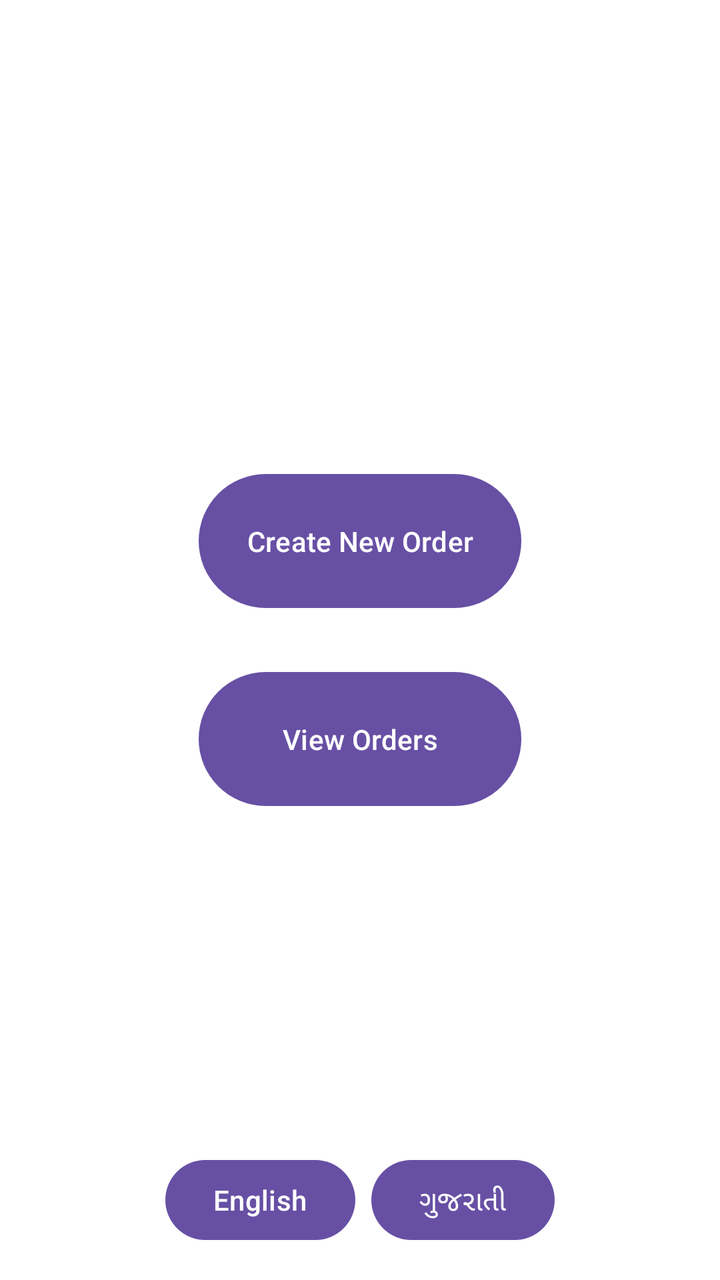
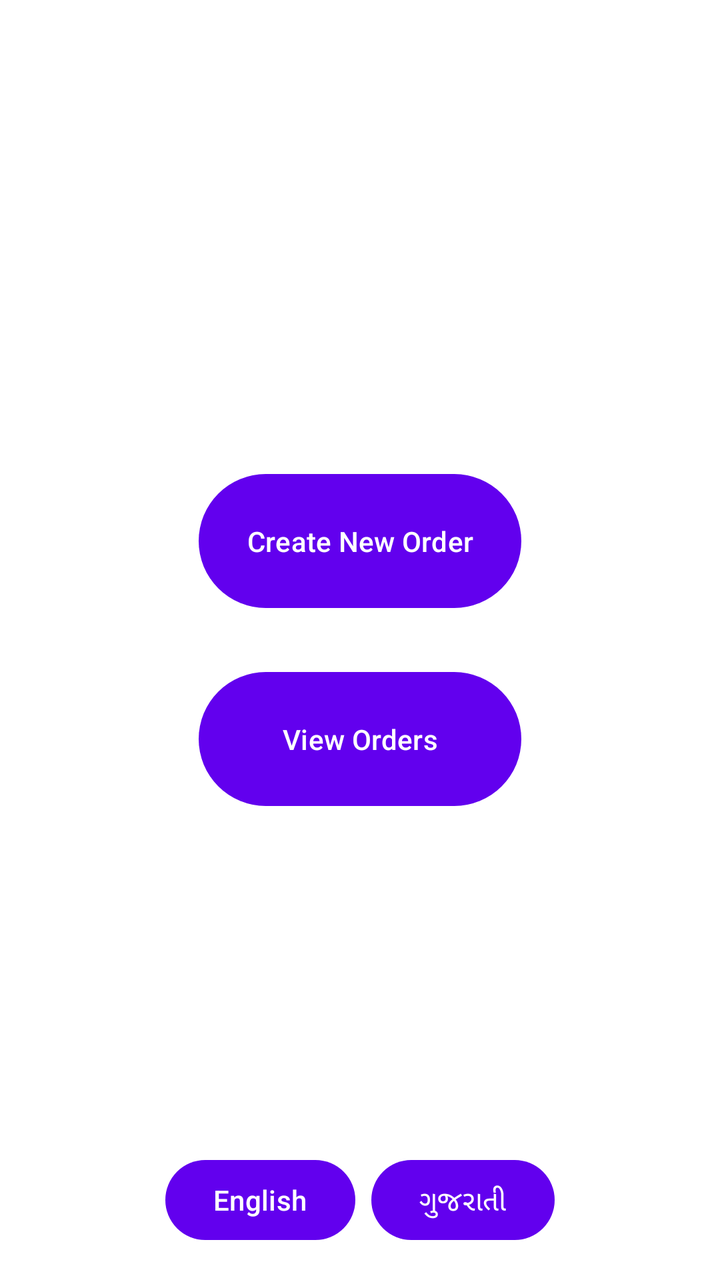

Compare the two renders of this Android layout. The source of the first and the diff that turns it into the second are given below.
<!-- AndroidManifest.xml: application theme Theme.VBeltOrder -->
<!-- res/layout/fragment_home_screen.xml -->
<?xml version="1.0" encoding="utf-8"?>
<androidx.constraintlayout.widget.ConstraintLayout xmlns:android="http://schemas.android.com/apk/res/android"
    xmlns:app="http://schemas.android.com/apk/res-auto"
    android:layout_width="match_parent"
    android:layout_height="match_parent"
    android:background="@android:color/white">

    <Button
        android:id="@+id/btnCreateNewOrder"
        android:layout_width="wrap_content"
        android:layout_height="wrap_content"
        android:padding="24dp"
        android:text="@string/create_new_order"
        app:layout_constraintBottom_toTopOf="@id/btnViewOrders"
        app:layout_constraintEnd_toEndOf="parent"
        app:layout_constraintStart_toStartOf="parent"
        app:layout_constraintTop_toTopOf="parent"
        app:layout_constraintVertical_chainStyle="packed" />

    <Button
        android:id="@+id/btnViewOrders"
        android:layout_width="0dp"
        android:layout_height="wrap_content"
        android:layout_marginTop="24dp"
        android:padding="24dp"
        android:text="@string/view_orders"
        app:layout_constraintBottom_toBottomOf="parent"
        app:layout_constraintEnd_toEndOf="@+id/btnCreateNewOrder"
        app:layout_constraintStart_toStartOf="@+id/btnCreateNewOrder"
        app:layout_constraintTop_toBottomOf="@+id/btnCreateNewOrder" />

    <Button
        android:id="@+id/btnLanguageEnglish"
        android:layout_width="wrap_content"
        android:layout_height="wrap_content"
        android:layout_marginEnd="4dp"
        android:layout_marginBottom="16dp"
        android:text="@string/language_english"
        app:layout_constraintBottom_toBottomOf="parent"
        app:layout_constraintEnd_toStartOf="@+id/btnLanguageGujarati"
        app:layout_constraintHorizontal_chainStyle="packed"
        app:layout_constraintStart_toStartOf="parent" />

    <Button
        android:id="@+id/btnLanguageGujarati"
        android:layout_width="wrap_content"
        android:layout_height="wrap_content"
        android:layout_marginStart="4dp"
        android:layout_marginBottom="16dp"
        android:text="@string/language_gujarati"
        app:layout_constraintBottom_toBottomOf="parent"
        app:layout_constraintEnd_toEndOf="parent"
        app:layout_constraintStart_toEndOf="@+id/btnLanguageEnglish" />

</androidx.constraintlayout.widget.ConstraintLayout>
<!-- resources referenced by this layout -->
<resources>
  <string name="create_new_order">Create New Order</string>
  <string name="language_english" translatable="false">English</string>
  <string name="language_gujarati" translatable="false">ગુજરાતી</string>
  <string name="view_orders">View Orders</string>
  <style name="Theme.VBeltOrder" parent="Base.Theme.VBeltOrder" />
  <style name="Base.Theme.VBeltOrder" parent="Theme.Material3.Light.NoActionBar">
          
          
          <item name="android:windowTranslucentStatus">true</item>
          
          
      </style>
</resources>

<!-- the commit's change to res/layout/fragment_home_screen.xml (unified diff, before → after) -->
@@ -11,6 +11,7 @@
         android:layout_height="wrap_content"
         android:padding="24dp"
         android:text="@string/create_new_order"
+        android:textColor="@color/white"
         app:layout_constraintBottom_toTopOf="@id/btnViewOrders"
         app:layout_constraintEnd_toEndOf="parent"
         app:layout_constraintStart_toStartOf="parent"
@@ -24,6 +25,7 @@
         android:layout_marginTop="24dp"
         android:padding="24dp"
         android:text="@string/view_orders"
+        android:textColor="@color/white"
         app:layout_constraintBottom_toBottomOf="parent"
         app:layout_constraintEnd_toEndOf="@+id/btnCreateNewOrder"
         app:layout_constraintStart_toStartOf="@+id/btnCreateNewOrder"
@@ -36,6 +38,7 @@
         android:layout_marginEnd="4dp"
         android:layout_marginBottom="16dp"
         android:text="@string/language_english"
+        android:textColor="@color/white"
         app:layout_constraintBottom_toBottomOf="parent"
         app:layout_constraintEnd_toStartOf="@+id/btnLanguageGujarati"
         app:layout_constraintHorizontal_chainStyle="packed"
@@ -48,6 +51,7 @@
         android:layout_marginStart="4dp"
         android:layout_marginBottom="16dp"
         android:text="@string/language_gujarati"
+        android:textColor="@color/white"
         app:layout_constraintBottom_toBottomOf="parent"
         app:layout_constraintEnd_toEndOf="parent"
         app:layout_constraintStart_toEndOf="@+id/btnLanguageEnglish" />
<!-- resource entries referenced after the edit -->
@@ -1,16 +1,15 @@
 <!-- resources referenced by this layout -->
 <resources>
+  <color name="white">#FFFFFFFF</color>
   <string name="create_new_order">Create New Order</string>
   <string name="language_english" translatable="false">English</string>
   <string name="language_gujarati" translatable="false">ગુજરાતી</string>
   <string name="view_orders">View Orders</string>
   <style name="Theme.VBeltOrder" parent="Base.Theme.VBeltOrder" />
   <style name="Base.Theme.VBeltOrder" parent="Theme.Material3.Light.NoActionBar">
-          
-          
           <item name="android:windowTranslucentStatus">true</item>
-          
-          
+          <item name="colorPrimary">#6200EE</item>
+          <item name="colorPrimaryVariant">#3700B3</item>
       </style>
 </resources>
 
